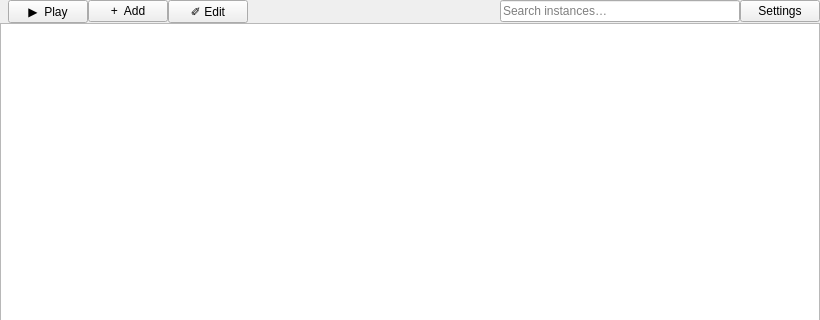
This is src/qt/LauncherWindow.ui in ChicoState/prismaticlauncher as Qt 5 draws it before an edit; both pictures show x 0 to 820 and y 0 to 320 of the 820 by 600 pixel window. The edited form follows.
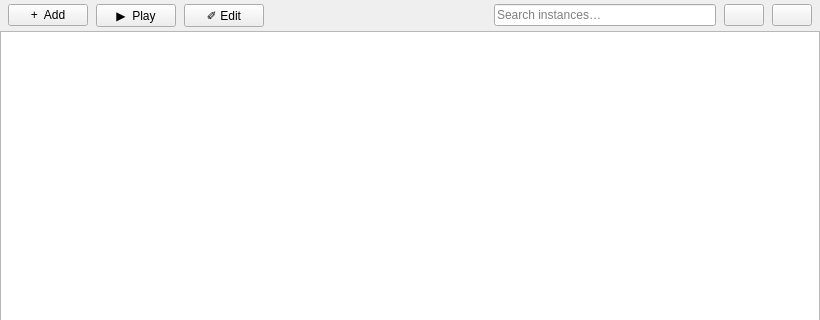
This is the edited form. Icons and pictures are not drawn.

Commit message: added icons for settings and smapi buttons

The edit to the form file:
```diff
--- a/src/qt/LauncherWindow.ui
+++ b/src/qt/LauncherWindow.ui
@@ -39,21 +39,20 @@
     <item>
      <layout class="QHBoxLayout" name="libraryToolbar">
       <property name="spacing">
-       <number>0</number>
+       <number>8</number>
       </property>
       <property name="leftMargin">
        <number>8</number>
       </property>
+      <property name="topMargin">
+       <number>4</number>
+      </property>
       <property name="rightMargin">
-       <number>0</number>
+       <number>8</number>
       </property>
-      <item>
-       <widget class="QPushButton" name="playInstance">
-        <property name="text">
-         <string>▶  Play</string>
-        </property>
-       </widget>
-      </item>
+      <property name="bottomMargin">
+       <number>4</number>
+      </property>
       <item>
        <widget class="QPushButton" name="addInstance">
         <property name="text">
@@ -61,6 +60,13 @@
         </property>
        </widget>
       </item>
+      <item>
+       <widget class="QPushButton" name="playInstance">
+        <property name="text">
+         <string>▶  Play</string>
+        </property>
+       </widget>
+      </item>
       <item>
        <widget class="QPushButton" name="editInstance">
         <property name="text">
@@ -97,14 +103,47 @@
         </property>
        </widget>
       </item>
+      <item>
+       <widget class="QPushButton" name="smapi">
+        <property name="toolTip">
+         <string>Configure SMAPI</string>
+        </property>
+        <property name="text">
+         <string/>
+        </property>
+        <property name="icon">
+         <iconset resource="../../resources.qrc">
+          <normaloff>:/resources/SMAPI_mascot.png</normaloff>:/resources/SMAPI_mascot.png</iconset>
+        </property>
+        <property name="iconSize">
+         <size>
+          <width>32</width>
+          <height>32</height>
+         </size>
+        </property>
+       </widget>
+      </item>
       <item>
        <widget class="QPushButton" name="settings">
-        <property name="accessibleName">
-         <string>Launcher settings</string>
-        </property>
-        <property name="text">
+        <property name="toolTip">
          <string>Settings</string>
         </property>
+        <property name="accessibleName">
+         <string>Launcher settings</string>
+        </property>
+        <property name="text">
+         <string/>
+        </property>
+        <property name="icon">
+         <iconset resource="../../resources.qrc">
+          <normaloff>:/resources/settings.png</normaloff>:/resources/settings.png</iconset>
+        </property>
+        <property name="iconSize">
+         <size>
+          <width>32</width>
+          <height>32</height>
+         </size>
+        </property>
        </widget>
       </item>
      </layout>
```
Left out of the diff: 4 changed lines with no effect on the pictures. The commit also changes 7 other files.
